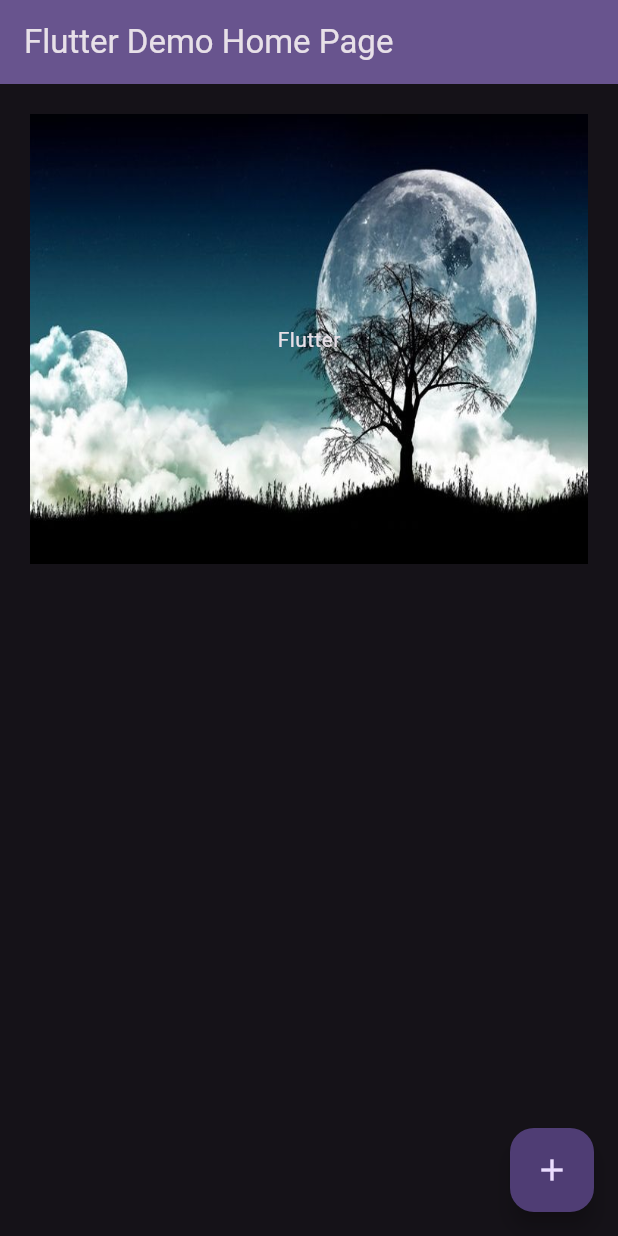
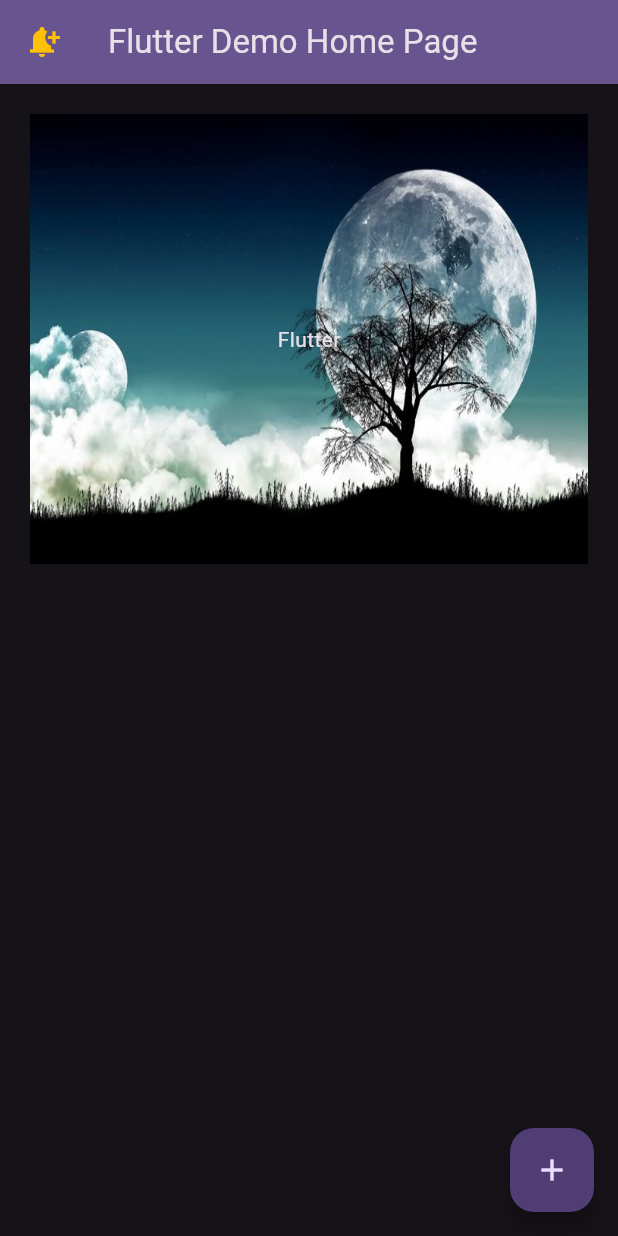
Before and after one commit to DhananjayaBandara/flutterApplication, a Flutter app: the screen it shows after launch, on a phone screen of 412 x 824 dp. Run offline on Flutter 3.47's test engine with Material 3 defaults, Android fonts, the phone set to English and light mode, and no system bars.

Commit message:
Adding icons. Insert notification icon to the AppBar by 'leading'

```diff
--- a/flutter_app/lib/main.dart
+++ b/flutter_app/lib/main.dart
@@ -97,6 +97,7 @@ class _MyHomePageState extends State<MyHomePage> {
         // Here we take the value from the MyHomePage object that was created by
         // the App.build method, and use it to set our appbar title.
         title: Text(widget.title),
+        leading: Icon(Icons.notification_add, color: Colors.amber),
       ),
       body: Padding(
         padding: const EdgeInsets.all(20.0),
```
